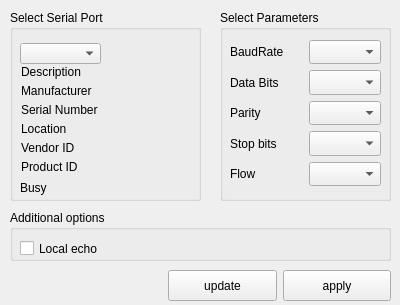
This is comport/settingsdialog/settingsdialog.ui in ag8920/RemoteTable as Qt 5 draws it before an edit. The edited form follows.
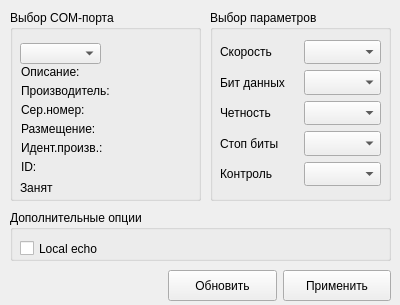
This is the edited form. Icons and pictures are not drawn.

```diff
--- a/comport/settingsdialog/settingsdialog.ui
+++ b/comport/settingsdialog/settingsdialog.ui
@@ -47,7 +47,7 @@
     </sizepolicy>
    </property>
    <property name="title">
-    <string>Select Serial Port</string>
+    <string>Выбор COM-порта</string>
    </property>
    <widget class="QLabel" name="descriptionLabel">
     <property name="geometry">
@@ -65,7 +65,7 @@
      </size>
     </property>
     <property name="text">
-     <string>Description</string>
+     <string>Описание:</string>
     </property>
    </widget>
    <widget class="QLabel" name="manufacturerLabel">
@@ -84,7 +84,7 @@
      </size>
     </property>
     <property name="text">
-     <string>Manufacturer</string>
+     <string>Производитель:</string>
     </property>
    </widget>
    <widget class="QLabel" name="serialNumberLabel">
@@ -103,7 +103,7 @@
      </size>
     </property>
     <property name="text">
-     <string>Serial Number</string>
+     <string>Сер.номер:</string>
     </property>
    </widget>
    <widget class="QLabel" name="locationLabel">
@@ -122,7 +122,7 @@
      </size>
     </property>
     <property name="text">
-     <string>Location</string>
+     <string>Размещение:</string>
     </property>
    </widget>
    <widget class="QLabel" name="vidLabel">
@@ -147,7 +147,7 @@
      </size>
     </property>
     <property name="text">
-     <string>Vendor ID</string>
+     <string>Идент.произв.:</string>
     </property>
    </widget>
    <widget class="QLabel" name="pidLabel">
@@ -166,7 +166,7 @@
      </size>
     </property>
     <property name="text">
-     <string>Product ID</string>
+     <string>ID:</string>
     </property>
    </widget>
    <widget class="QComboBox" name="serialPortInfoBox">
@@ -201,16 +201,16 @@
      </rect>
     </property>
     <property name="text">
-     <string>Busy</string>
+     <string>Занят</string>
     </property>
    </widget>
   </widget>
   <widget class="QGroupBox" name="parametersBox">
    <property name="geometry">
     <rect>
-     <x>220</x>
+     <x>210</x>
      <y>10</y>
-     <width>171</width>
+     <width>181</width>
      <height>191</height>
     </rect>
    </property>
@@ -221,14 +221,14 @@
     </sizepolicy>
    </property>
    <property name="title">
-    <string>Select Parameters</string>
+    <string>Выбор параметров</string>
    </property>
    <widget class="QWidget" name="layoutWidget">
     <property name="geometry">
      <rect>
       <x>10</x>
       <y>30</y>
-      <width>151</width>
+      <width>161</width>
       <height>146</height>
      </rect>
     </property>
@@ -244,7 +244,7 @@
           </sizepolicy>
          </property>
          <property name="text">
-          <string>BaudRate</string>
+          <string>Скорость</string>
          </property>
         </widget>
        </item>
@@ -265,7 +265,7 @@
        <item>
         <widget class="QLabel" name="dataBitsLabel">
          <property name="text">
-          <string>Data Bits</string>
+          <string>Бит данных</string>
          </property>
         </widget>
        </item>
@@ -286,7 +286,7 @@
        <item>
         <widget class="QLabel" name="parityLabel">
          <property name="text">
-          <string>Parity</string>
+          <string>Четность</string>
          </property>
         </widget>
        </item>
@@ -307,7 +307,7 @@
        <item>
         <widget class="QLabel" name="stopBitsLabel">
          <property name="text">
-          <string>Stop bits</string>
+          <string>Стоп биты</string>
          </property>
         </widget>
        </item>
@@ -328,7 +328,7 @@
        <item>
         <widget class="QLabel" name="flowControlLabel">
          <property name="text">
-          <string>Flow</string>
+          <string>Контроль</string>
          </property>
         </widget>
        </item>
@@ -363,7 +363,7 @@
     </sizepolicy>
    </property>
    <property name="title">
-    <string>Additional options</string>
+    <string>Дополнительные опции</string>
    </property>
    <widget class="QCheckBox" name="localEchoCheckBox">
     <property name="geometry">
@@ -411,7 +411,7 @@
        </sizepolicy>
       </property>
       <property name="text">
-       <string>update</string>
+       <string>Обновить</string>
       </property>
      </widget>
     </item>
@@ -424,7 +424,7 @@
        </sizepolicy>
       </property>
       <property name="text">
-       <string>apply</string>
+       <string>Применить</string>
       </property>
      </widget>
     </item>
```
Left out of the diff: 16 changed lines with no effect on the pictures.
